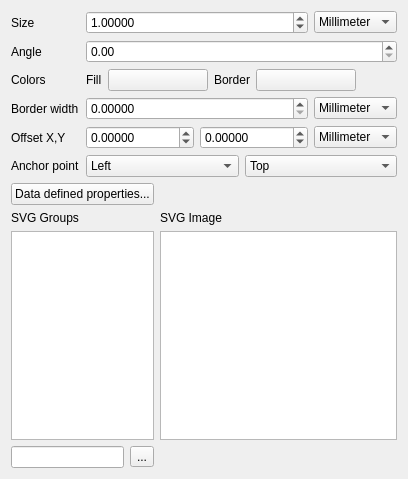
This is src/ui/symbollayer/widget_svgmarker.ui in qgis/QGIS as Qt 5 draws it before an edit. The edited form follows.
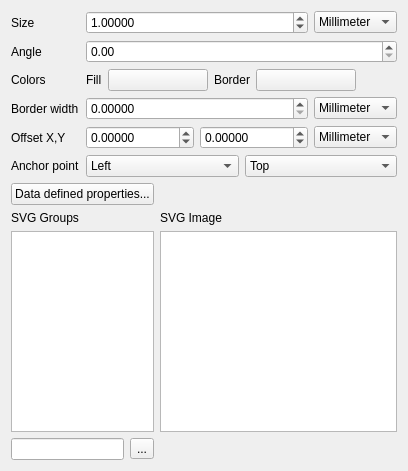
This is the edited form. Custom widgets are drawn as their Qt base class.

What changed in the file:
```diff
--- a/src/ui/symbollayer/widget_svgmarker.ui
+++ b/src/ui/symbollayer/widget_svgmarker.ui
@@ -7,7 +7,7 @@
     <x>0</x>
     <y>0</y>
     <width>406</width>
-    <height>479</height>
+    <height>471</height>
    </rect>
   </property>
   <property name="windowTitle">
```
Left out of the diff: 14 changed lines with no effect on the pictures.
